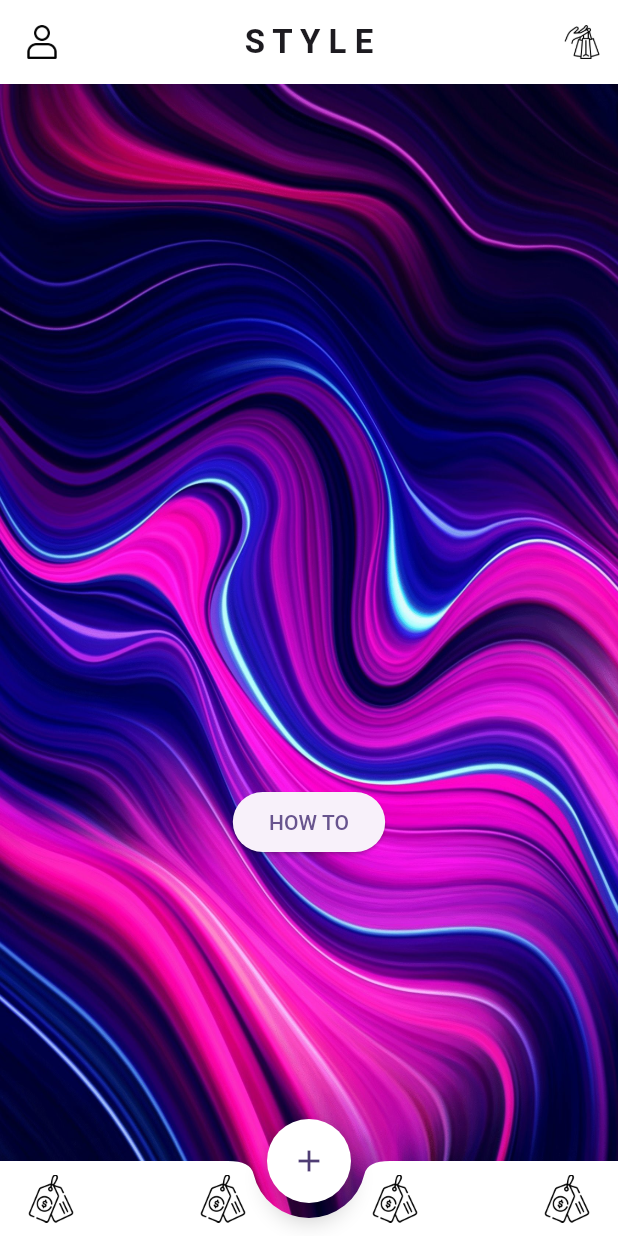
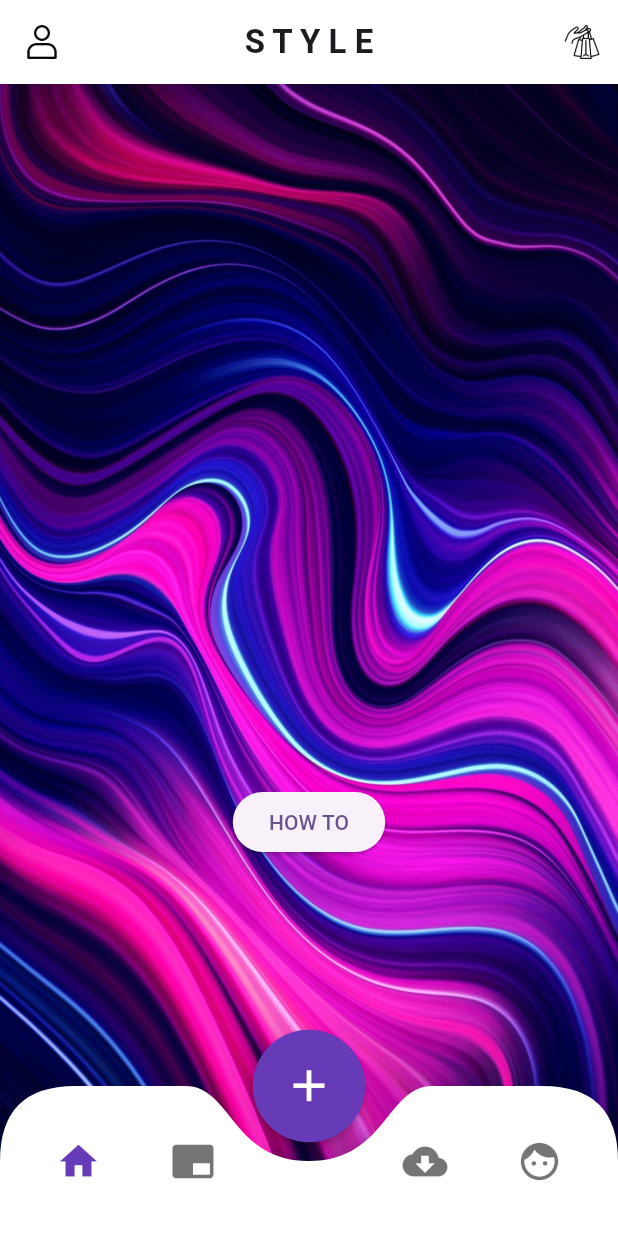
Before and after one commit to omarshafik12/flexible_display, a Flutter app: the HomePage screen opened by its route, on a phone screen of 412 x 824 dp. Run offline on Flutter 3.47's test engine with Material 3 defaults, Android fonts, the phone set to English and light mode, and no system bars.

Commit message:
copied feature

```diff
--- a/App/flutter_application_1/lib/screens/home/home.dart
+++ b/App/flutter_application_1/lib/screens/home/home.dart
@@ -101,64 +101,112 @@ class HomePage extends StatelessWidget {
         ],
       ),
       extendBody: true,
-      floatingActionButton: FloatingActionButton(
-        shape: RoundedRectangleBorder(borderRadius: BorderRadius.circular(50)),
-        backgroundColor: Colors.white,
-        onPressed: () {Navigator.pushNamed(context, '/homepage');
-              },
-        child: const Icon(Icons.add),
-      ),
-      floatingActionButtonLocation: FloatingActionButtonLocation.centerDocked,
-      bottomNavigationBar: BottomAppBar(
-        padding: const EdgeInsets.symmetric(horizontal: 10),
-        height: 50,
-        color: Colors.white,
-        shape: const CircularNotchedRectangle(),
-        notchMargin: 10,
-        child: Row(
-          mainAxisSize: MainAxisSize.max,
-          mainAxisAlignment: MainAxisAlignment.spaceBetween,
-          children: <Widget>[
-            IconButton(
-              icon: SizedBox(
-                width: 32,
-                height: 32,
-                child: Image.asset('assets/home_page/icons/price-tag.png'),
+      bottomNavigationBar: Material(
+              color: Colors.transparent,
+              elevation: 100,
+              child: ClipPath(
+                child: SizedBox(
+                  child: Container(
+                      decoration: BoxDecoration(
+                        color: Colors.white,
+                      ),
+                      child: Row(
+                        mainAxisAlignment: MainAxisAlignment.spaceEvenly,
+                        children: <Widget>[
+                          IconButton(
+                              icon: Icon(
+                                Icons.home,
+                                color: Colors.deepPurple,
+                                size: 30,
+                              ),
+                              onPressed: () {
+                                setState() {}
+                              }),
+                          IconButton(
+                              icon: Icon(
+                                Icons.branding_watermark,
+                                size: 30,
+                                color: Colors.black54,
+                              ),
+                              onPressed: () {}),
+                          SizedBox(
+                            width: 50,
+                          ),
+                          IconButton(
+                              icon: Icon(
+                                Icons.cloud_download,
+                                size: 30,
+                                color: Colors.black54,
+                              ),
+                              onPressed: () {}),
+                          IconButton(
+                              icon: Icon(
+                                Icons.face,
+                                size: 30,
+                                color: Colors.black54,
+                              ),
+                              onPressed: () {}),
+                        ],
+                      )),
+                  height: 100,
+                  width: double.infinity,
+                ),
+                clipper: CurveDraw(),
               ),
-              onPressed: () {Navigator.pushNamed(context, '/homepage');
-              },
             ),
-            IconButton(
-              icon: SizedBox(
-                width: 32,
-                height: 32,
-                child: Image.asset('assets/home_page/icons/price-tag.png'),
+            floatingActionButton: MaterialButton(
+              color: Colors.deepPurple,
+              padding: EdgeInsets.all(20),
+              onPressed: () {},
+              shape: CircleBorder(),
+              child: Icon(
+                Icons.add,
+                size: 35,
+                color: Colors.white,
               ),
-              onPressed: () {Navigator.pushNamed(context, '/homepage');
-              },
             ),
-            IconButton(
-              icon: SizedBox(
-                width: 32,
-                height: 32,
-                child: Image.asset('assets/home_page/icons/price-tag.png'),
-              ),
-              onPressed: () {Navigator.pushNamed(context, '/homepage');
-              },
-            ),
-            IconButton(
-              icon: SizedBox(
-                width: 32,
-                height: 32,
-                child: Image.asset('assets/home_page/icons/price-tag.png'),
-              ),
-              onPressed: () {Navigator.pushNamed(context, '/homepage');
-              },
-            ),
-          ],
-        ),
-      ),
+            floatingActionButtonLocation: FloatingActionButtonLocation.centerDocked,
     );
+  }
+}
+
+class CurveDraw extends CustomClipper<Path> {
+  @override
+  getClip(Size size) {
+    double sw = size.width;
+    double sh = size.height;
+    double gapConst = 50;
+    print(sh);
+    Path path = Path();
+    path.moveTo(0, sh);
+    path.lineTo(0, sh / 2);
+    path.quadraticBezierTo(0, 0, sh / 2, 0); //1st curve
+    path.lineTo(sw / 2 - sw / 5, 0);
+    path.cubicTo(sw / 2 - sw / 8, 0, sw / 2 - sw / 8, sh / 2, sw / 2, sh / 2);
+    path.cubicTo(
+        sw / 2 + sw / 8, sh / 2, sw / 2 + sw / 8, 0, sw / 2 + sw / 5, 0);
+
+    path.lineTo(sw - sh / 2, 0);
+
+    // path.quadraticBezierTo(
+    //     150, size.height - 100, 150, size.height - 110); //2nd Curve IMP
+    // path.lineTo(size.width - 150, size.height - 100); //draw semi circle
+    // path.quadraticBezierTo(size.width - 150, size.height - 100, size.width - 90,
+    //     size.height - 100);
+    // path.lineTo(size.width - 60, size.height - 100);
+    path.quadraticBezierTo(sw, 0, size.width, sh / 2);
+    path.lineTo(sw, sh);
+    // path.quadraticBezierTo(
+    //     size.width / 2 - 50, size.height / 3, 2 * size.width / 3, 0);
+    //path.lineTo(size.width, 0);
+    path.close();
+
+    return path;
+  }
+
+  @override
+  bool shouldReclip(CustomClipper oldClipper) {
+    return true;
   }
 }
 
```
